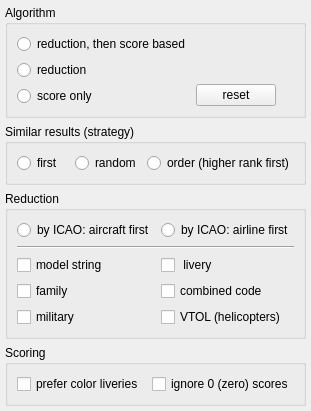
The window that src/blackgui/editors/matchingform.ui (swift-project/pilotclient) describes before a commit, drawn with Qt 5.
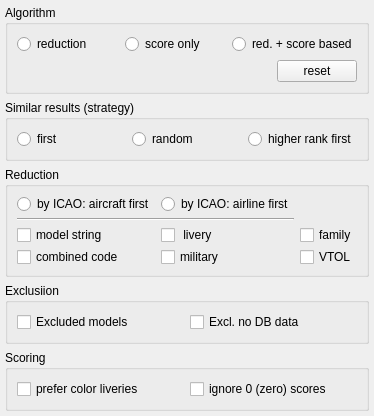
The same window after the commit.

Commit message: Ref T298, exclude models from matching configurable

```diff
--- a/src/blackgui/editors/matchingform.ui
+++ b/src/blackgui/editors/matchingform.ui
@@ -6,8 +6,8 @@
    <rect>
     <x>0</x>
     <y>0</y>
-    <width>247</width>
-    <height>348</height>
+    <width>293</width>
+    <height>375</height>
    </rect>
   </property>
   <property name="windowTitle">
@@ -32,28 +32,28 @@
       <string>Algorithm</string>
      </property>
      <layout class="QGridLayout" name="gridLayout">
-      <item row="0" column="0">
-       <widget class="QRadioButton" name="rb_ScoreAndReduction">
-        <property name="text">
-         <string>reduction, then score based</string>
-        </property>
-       </widget>
-      </item>
-      <item row="1" column="0">
-       <widget class="QRadioButton" name="rb_Reduction">
-        <property name="text">
-         <string>reduction</string>
-        </property>
-       </widget>
-      </item>
-      <item row="2" column="0">
+      <item row="0" column="1">
        <widget class="QRadioButton" name="rb_ScoreOnly">
         <property name="text">
          <string>score only</string>
         </property>
        </widget>
       </item>
-      <item row="0" column="1" rowspan="3" alignment="Qt::AlignLeft|Qt::AlignBottom">
+      <item row="0" column="0">
+       <widget class="QRadioButton" name="rb_Reduction">
+        <property name="text">
+         <string>reduction</string>
+        </property>
+       </widget>
+      </item>
+      <item row="0" column="2">
+       <widget class="QRadioButton" name="rb_ScoreAndReduction">
+        <property name="text">
+         <string>red. + score based</string>
+        </property>
+       </widget>
+      </item>
+      <item row="3" column="2" alignment="Qt::AlignRight">
        <widget class="QPushButton" name="pb_Reset">
         <property name="text">
          <string>reset</string>
@@ -86,7 +86,7 @@
       <item>
        <widget class="QRadioButton" name="rb_PickByOrder">
         <property name="text">
-         <string>order (higher rank first)</string>
+         <string>higher rank first</string>
         </property>
        </widget>
       </item>
@@ -95,73 +95,108 @@
    </item>
    <item>
     <widget class="QGroupBox" name="gb_Reduction">
+     <property name="minimumSize">
+      <size>
+       <width>0</width>
+       <height>110</height>
+      </size>
+     </property>
      <property name="title">
       <string>Reduction</string>
      </property>
      <layout class="QGridLayout" name="gl_Mode">
-      <item row="4" column="0">
-       <widget class="QCheckBox" name="cb_ByFamily">
-        <property name="text">
-         <string>family</string>
-        </property>
-       </widget>
-      </item>
-      <item row="1" column="1">
-       <widget class="QRadioButton" name="rb_ByIcaoDataAirline1st">
-        <property name="text">
-         <string>by ICAO: airline first</string>
-        </property>
-       </widget>
-      </item>
-      <item row="4" column="1">
-       <widget class="QCheckBox" name="cb_ByCombinedCode">
-        <property name="text">
-         <string>combined code</string>
-        </property>
-       </widget>
-      </item>
-      <item row="3" column="0">
+      <item row="2" column="0">
        <widget class="QCheckBox" name="cb_ByModelString">
         <property name="text">
          <string>model string</string>
         </property>
        </widget>
       </item>
-      <item row="3" column="1">
-       <widget class="QCheckBox" name="cb_ByLivery">
+      <item row="0" column="1">
+       <widget class="QRadioButton" name="rb_ByIcaoDataAirline1st">
         <property name="text">
-         <string> livery</string>
+         <string>by ICAO: airline first</string>
         </property>
        </widget>
       </item>
-      <item row="2" column="0" colspan="2">
+      <item row="1" column="0" colspan="2">
        <widget class="Line" name="line_Reduction">
         <property name="orientation">
          <enum>Qt::Horizontal</enum>
         </property>
        </widget>
       </item>
-      <item row="1" column="0">
+      <item row="2" column="1">
+       <widget class="QCheckBox" name="cb_ByLivery">
+        <property name="text">
+         <string> livery</string>
+        </property>
+       </widget>
+      </item>
+      <item row="0" column="0">
        <widget class="QRadioButton" name="rb_ByIcaoDataAircraft1st">
         <property name="text">
          <string>by ICAO: aircraft first</string>
         </property>
        </widget>
       </item>
-      <item row="5" column="0">
+      <item row="2" column="2">
+       <widget class="QCheckBox" name="cb_ByFamily">
+        <property name="text">
+         <string>family</string>
+        </property>
+       </widget>
+      </item>
+      <item row="3" column="0">
+       <widget class="QCheckBox" name="cb_ByCombinedCode">
+        <property name="text">
+         <string>combined code</string>
+        </property>
+       </widget>
+      </item>
+      <item row="3" column="1">
        <widget class="QCheckBox" name="cb_ByMilitary">
         <property name="text">
          <string>military</string>
         </property>
        </widget>
       </item>
-      <item row="5" column="1">
+      <item row="3" column="2">
        <widget class="QCheckBox" name="cb_ByVtol">
         <property name="toolTip">
          <string>Vertical Takeoff or Landing</string>
         </property>
         <property name="text">
-         <string>VTOL (helicopters)</string>
+         <string>VTOL</string>
+        </property>
+       </widget>
+      </item>
+     </layout>
+    </widget>
+   </item>
+   <item>
+    <widget class="QGroupBox" name="gb_Exclusion">
+     <property name="title">
+      <string>Exclusiion</string>
+     </property>
+     <layout class="QHBoxLayout" name="hl_Exclude">
+      <item>
+       <widget class="QCheckBox" name="cb_ExclNoExcludedModels">
+        <property name="toolTip">
+         <string>models marked as excluded are ignored</string>
+        </property>
+        <property name="text">
+         <string>Excluded models</string>
+        </property>
+       </widget>
+      </item>
+      <item>
+       <widget class="QCheckBox" name="cb_ExclNoDbData">
+        <property name="toolTip">
+         <string>models without DB data are ignored</string>
+        </property>
+        <property name="text">
+         <string>Excl. no DB data</string>
         </property>
        </widget>
       </item>
```
Left out of the diff: 8 changed lines with no effect on the pictures. The commit also changes 5 other files.
